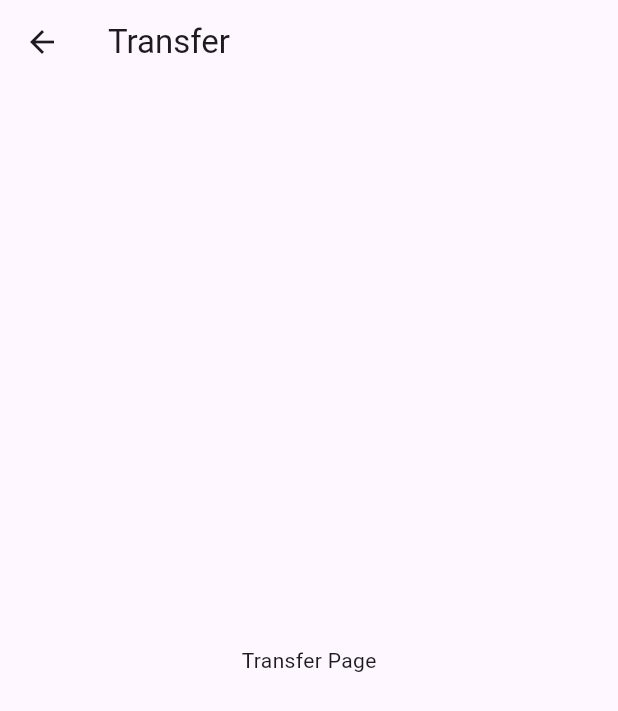
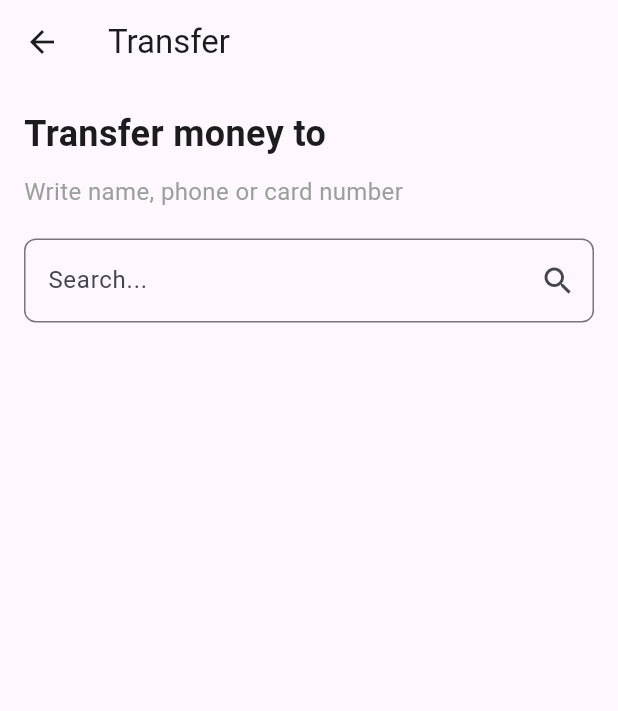
Before and after one commit to perinai/Mywallet, a Flutter app: the TransferPage screen opened directly, on a phone screen of 412 x 824 dp. Shown: the top 711 px of the screen. Run offline on Flutter 3.47's test engine with Material 3 defaults, Android fonts, the phone set to English and light mode, and no system bars; our stand-ins replace firebase_auth, firebase_core; accounts and stored records are empty.

Commit message:
add transfer screens

```diff
--- a/lib/main.dart
+++ b/lib/main.dart
@@ -23,7 +23,7 @@ class MyPocketWallet extends StatelessWidget {
       debugShowCheckedModeBanner: false,
       title: 'My Pocket Wallet',
       theme: ThemeData(primarySwatch: Colors.blue),
-      initialRoute: '/',
+      initialRoute: '/home',
       routes: {
         '/': (context) => const Splashscreen(),
         '/home': (context) =>  const HomePage(),
--- a/lib/screens/pages/transfer.dart
+++ b/lib/screens/pages/transfer.dart
@@ -1,16 +1,180 @@
 import 'package:flutter/material.dart';
 
-class TransferPage extends StatelessWidget {
+class TransferPage extends StatefulWidget {
   const TransferPage({super.key});
+
+  @override
+  _TransferPageState createState() => _TransferPageState();
+}
+
+class _TransferPageState extends State<TransferPage> {
+  int _currentPage = 0; // Tracks the current screen (0, 1, or 2)
+  final TextEditingController _searchController = TextEditingController();
+  String recipientName = 'Jane Cooper';
+  String amount = '\$320.00';
+
+  @override
+  void dispose() {
+    _searchController.dispose();
+    super.dispose();
+  }
+
+  void _navigateToNextPage() {
+    setState(() {
+      if (_currentPage < 2) {
+        _currentPage++;
+      }
+    });
+  }
+
+  void _navigateToPreviousPage() {
+    setState(() {
+      if (_currentPage > 0) {
+        _currentPage--;
+      }
+    });
+  }
 
   @override
   Widget build(BuildContext context) {
     return Scaffold(
       appBar: AppBar(
         title: const Text('Transfer'),
+        leading: _currentPage > 0
+            ? IconButton(
+                icon: const Icon(Icons.arrow_back),
+                onPressed: _navigateToPreviousPage,
+              )
+            : null,
       ),
-      body: const Center(
-        child: Text('Transfer Page'),
+      body: _buildPage(_currentPage),
+    );
+  }
+
+  Widget _buildPage(int pageIndex) {
+    switch (pageIndex) {
+      case 0:
+        return _buildSearchScreen();
+      case 1:
+        return _buildConfirmationScreen();
+      case 2:
+        return _buildSuccessScreen();
+      default:
+        return const Center(child: Text('Invalid page'));
+    }
+  }
+
+  // First Screen: Search for recipient
+  Widget _buildSearchScreen() {
+    return Padding(
+      padding: const EdgeInsets.all(16.0),
+      child: Column(
+        crossAxisAlignment: CrossAxisAlignment.start,
+        children: [
+          const Text(
+            'Transfer money to',
+            style: TextStyle(fontSize: 24, fontWeight: FontWeight.bold),
+          ),
+          const SizedBox(height: 10),
+          const Text(
+            'Write name, phone or card number',
+            style: TextStyle(fontSize: 16, color: Colors.grey),
+          ),
+          const SizedBox(height: 20),
+          TextField(
+            controller: _searchController,
+            decoration: InputDecoration(
+              hintText: 'Search...',
+              border: OutlineInputBorder(
+                borderRadius: BorderRadius.circular(8),
+              ),
+              suffixIcon: IconButton(
+                icon: const Icon(Icons.search),
+                onPressed: () {
+                  // Simulate searching for a recipient
+                  setState(() {
+                    recipientName = 'Jane Cooper'; // Example recipient
+                  });
+                  _navigateToNextPage();
+                },
+              ),
+            ),
+          ),
+        ],
+      ),
+    );
+  }
+
+  // Second Screen: Confirmation screen
+  Widget _buildConfirmationScreen() {
+    return Padding(
+      padding: const EdgeInsets.all(16.0),
+      child: Column(
+        crossAxisAlignment: CrossAxisAlignment.start,
+        children: [
+          const Text(
+            'Transfer money to',
+            style: TextStyle(fontSize: 24, fontWeight: FontWeight.bold),
+          ),
+          const SizedBox(height: 20),
+          ListTile(
+            leading: const CircleAvatar(
+              child: Icon(Icons.person),
+            ),
+            title: Text(
+              recipientName,
+              style: const TextStyle(fontSize: 18, fontWeight: FontWeight.bold),
+            ),
+            subtitle: Text(
+              'Amount: $amount',
+              style: const TextStyle(fontSize: 16),
+            ),
+          ),
+          const Spacer(),
+          Center(
+            child: ElevatedButton(
+              onPressed: _navigateToNextPage,
+              child: const Text(
+                'Send',
+                style: TextStyle(fontSize: 18),
+              ),
+            ),
+          ),
+        ],
+      ),
+    );
+  }
+
+  // Third Screen: Success screen
+  Widget _buildSuccessScreen() {
+    return Center(
+      child: Column(
+        mainAxisAlignment: MainAxisAlignment.center,
+        children: [
+          const Icon(
+            Icons.check_circle,
+            color: Colors.green,
+            size: 80,
+          ),
+          const SizedBox(height: 20),
+          Text(
+            '$amount has been sent to $recipientName!',
+            style: const TextStyle(fontSize: 20, fontWeight: FontWeight.bold),
+          ),
+          const SizedBox(height: 20),
+          ElevatedButton(
+            onPressed: () {
+              // Reset to the first screen
+              setState(() {
+                _currentPage = 0;
+              });
+            },
+            child: const Text(
+              'Done',
+              style: TextStyle(fontSize: 18),
+            ),
+          ),
+        ],
       ),
     );
   }
```
